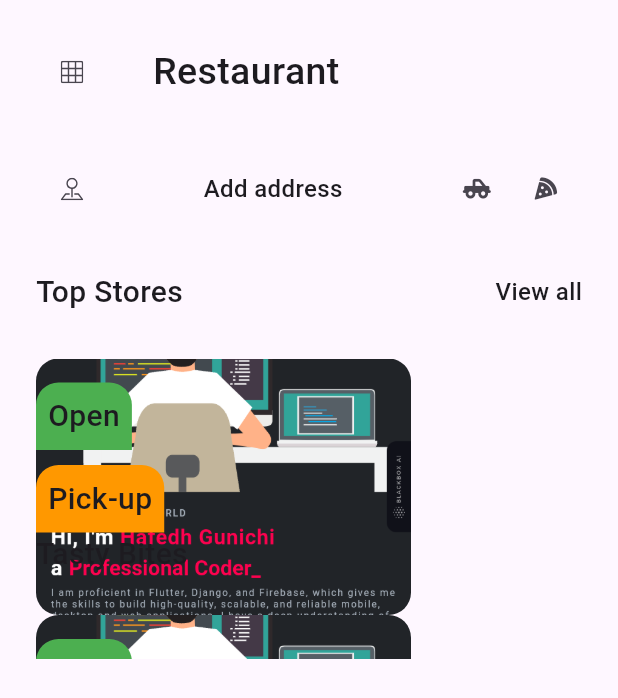
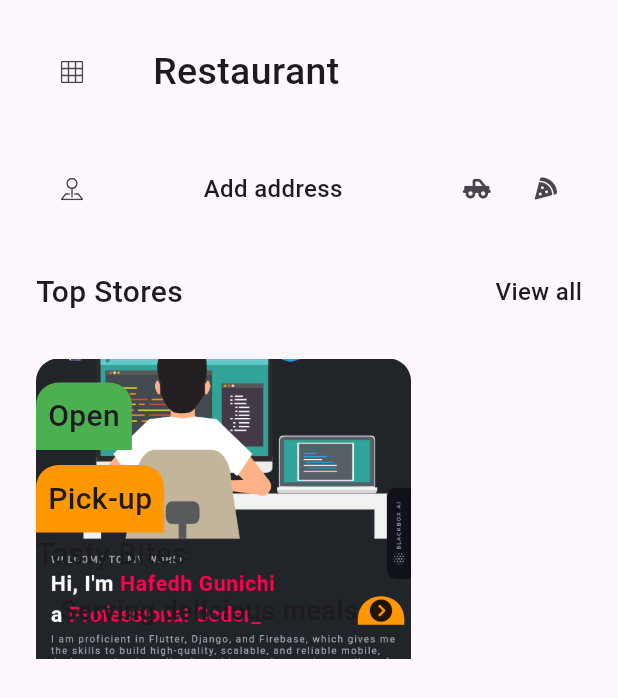
Before and after one commit to hafedh049/restaurant_management, a Flutter app: the Home screen opened directly, on a phone screen of 412 x 824 dp. Shown: the top 698 px of the screen. Run offline on Flutter 3.47's test engine with Material 3 defaults, Android fonts, the phone set to English and light mode, and no system bars; our stand-ins replace firebase_core, flutter_animate, hive, icons_plus, lottie, url_strategy; accounts and stored records are empty; network calls fail.

Commit message:
Modified  lib/utils/globals.dart MM lib/views/home.dart

```diff
--- a/lib/utils/globals.dart
+++ b/lib/utils/globals.dart
@@ -9,3 +9,4 @@ String selectedPage = "Home";
 
 const Color green = Colors.green;
 const Color orange = Colors.orange;
+const Color brown = Colors.orange;
--- a/lib/views/home.dart
+++ b/lib/views/home.dart
@@ -92,10 +92,18 @@ class _HomeState extends State<Home> {
                         padding: const EdgeInsets.symmetric(horizontal: 16),
                         child: Row(
                           children: <Widget>[
-                            Spacer(),
+                            const Text("Serving delicious meals", style: TextStyle(fontSize: 18, fontWeight: FontWeight.bold)),
+                            const Spacer(),
+                            Container(
+                              padding: const EdgeInsets.symmetric(vertical: 2, horizontal: 8),
+                              decoration: const BoxDecoration(color: brown, borderRadius: BorderRadius.only(topRight: Radius.circular(15), topLeft: Radius.circular(15))),
+                              child: const Icon(FontAwesome.circle_chevron_right_solid, size: 15),
+                            ),
                           ],
                         ),
                       ),
+                      const SizedBox(height: 10),
+                      const Text("✭", style: TextStyle(fontSize: 18, fontWeight: FontWeight.bold)),
                     ],
                   ),
                 ),
```
